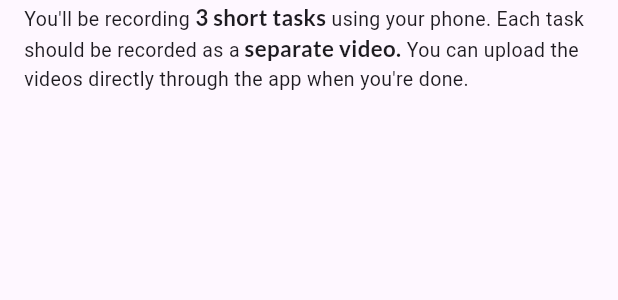
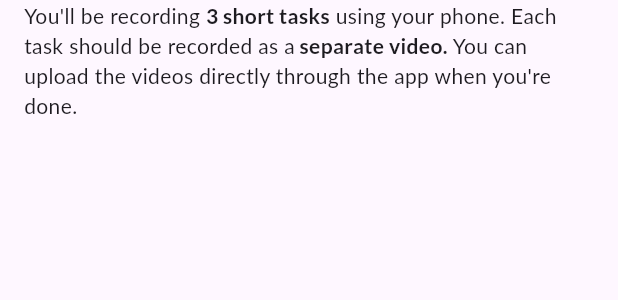
Before and after one commit to kevin200555/autism_ai_test, a Flutter app: the RichBodyText widget shown alone on an empty page, opened directly, on a phone screen of 412 x 824 dp. Shown: the top 300 px of the screen. Run offline on Flutter 3.47's test engine with Material 3 defaults, Android fonts, the phone set to English and light mode, and no system bars; drawn by our look-alikes of auto_size_text; our stand-ins replace camera, google_fonts, video_player; missing offline and left inert: pdfx; accounts and stored records are empty.

Commit message:
Last text related commit (for now)

```diff
--- a/lib/widgets/text_types.dart
+++ b/lib/widgets/text_types.dart
@@ -164,7 +164,7 @@ class RichBodyText extends StatelessWidget {
           textAlign: textAlign,
           minFontSize: minFontSize,
           maxLines: maxLines,
-          style: style,
+          style: GoogleFonts.lato(fontSize: 16, fontWeight: FontWeight.w400),
         ),
       ),
     );
```
